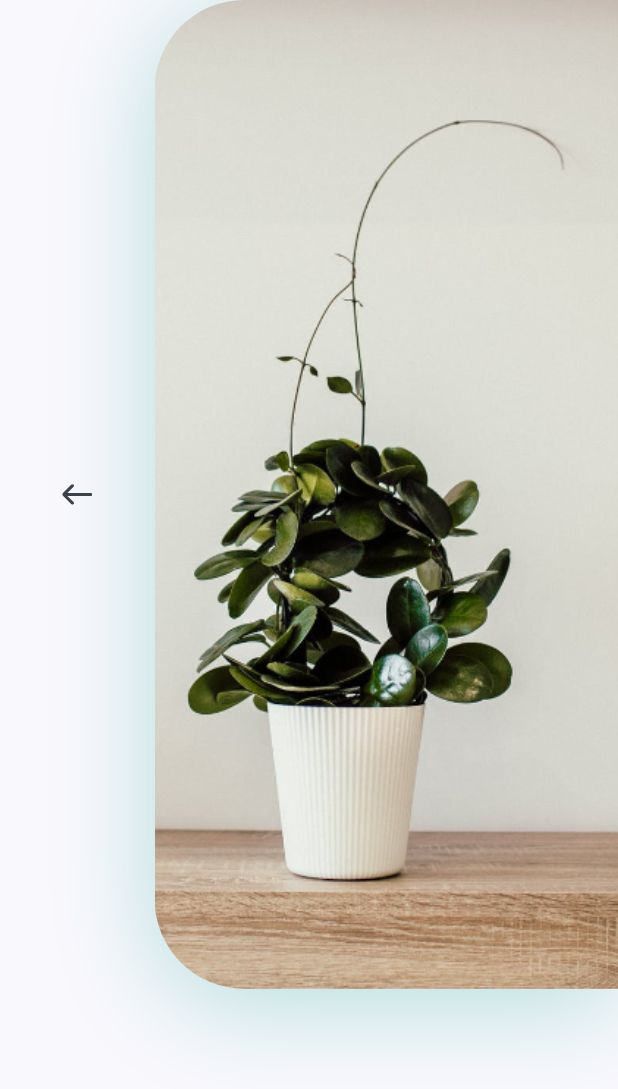
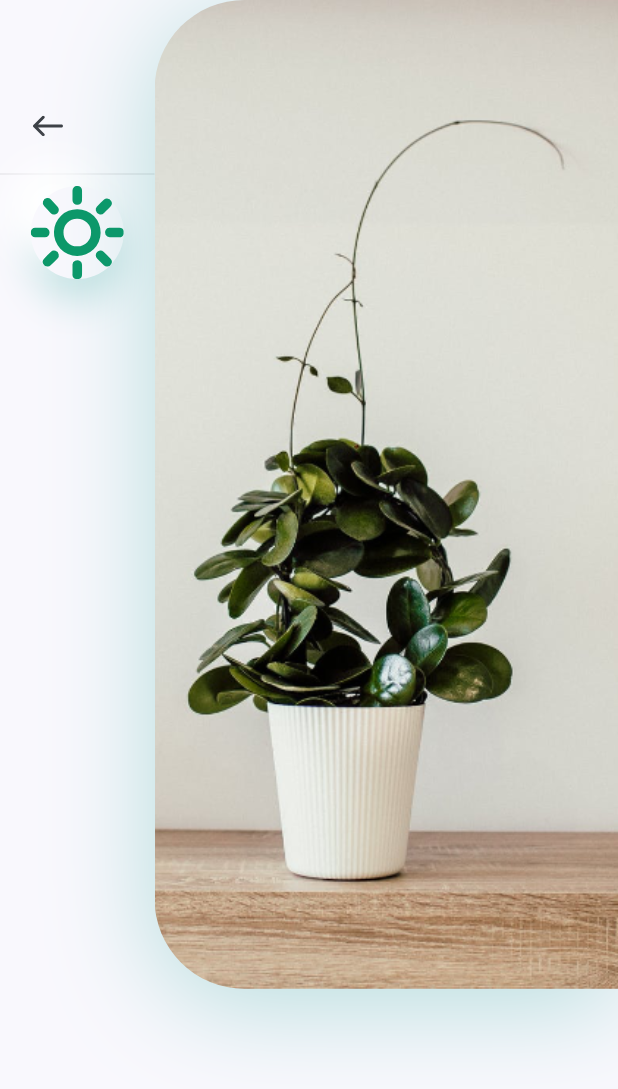
Before and after one commit to IngNex/flutter-plant-ui-practice, a Flutter app: the DetailsObject screen opened directly, on a phone screen of 412 x 824 dp. Shown: the top 1089 px of the screen. Run offline on Flutter 3.47's test engine with Material 2 defaults, Android fonts, the phone set to English and light mode, and no system bars; our stand-ins replace flutter_svg.

Commit message:
added icons in body of details object

```diff
--- a/lib/screens/details/components/body.dart
+++ b/lib/screens/details/components/body.dart
@@ -13,18 +13,49 @@ class Body extends StatelessWidget {
     Size size = MediaQuery.of(context).size;
     return Column(
       children: [
-        Row(
+        SizedBox(
+          height: size.height * .8,
+          child: Row(
             children: [
               Expanded(
+                child: Padding(
+                  padding: const EdgeInsets.symmetric(
+                      vertical: nexDefaultPadding * 3),
                   child: Column(
                     children: [
-                  IconButton(
+                      Align(
+                        alignment: Alignment.topLeft,
+                        child: IconButton(
+                          padding: EdgeInsets.symmetric(
+                              horizontal: nexDefaultPadding),
                           onPressed: () {
                             Navigator.pop(context);
                           },
                           icon: SvgPicture.asset('assets/icons/back_arrow.svg'),
                         ),
+                      ),
+                      Divider(),
+                      Container(
+                        height: 62,
+                        width: 62,
+                        decoration: BoxDecoration(
+                          boxShadow: [
+                            BoxShadow(
+                                color: nexPrimaryColor.withOpacity(0.22),
+                                offset: Offset(0, 15),
+                                blurRadius: 22),
+                            BoxShadow(
+                                color: Colors.white,
+                                offset: Offset(-15, -15),
+                                blurRadius: 20)
                           ],
+                          borderRadius: BorderRadius.circular(50),
+                          color: nexBackgroundColor,
+                        ),
+                        child: SvgPicture.asset('assets/icons/sun.svg'),
+                      ),
+                    ],
+                  ),
                 ),
               ),
               Container(
@@ -49,6 +80,7 @@ class Body extends StatelessWidget {
                 ),
               ),
             ],
+          ),
         )
       ],
     );
```
Lines whose indentation alone changed are shown as unchanged.
